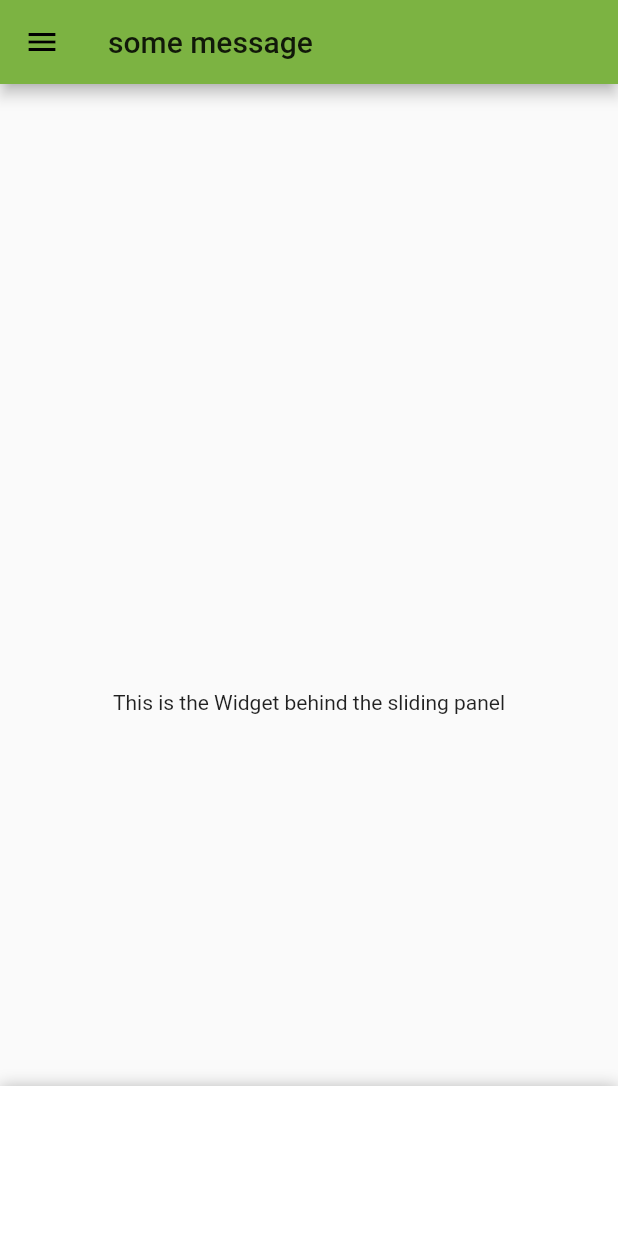
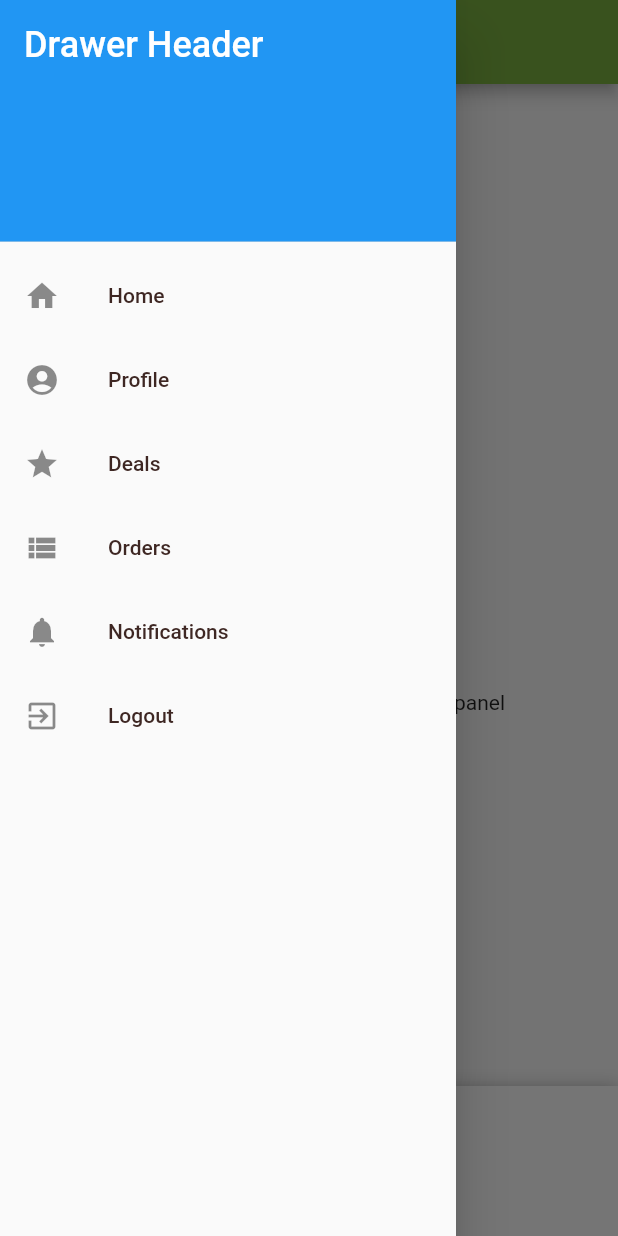
Before and after one commit to connorch/chow, a Flutter app: the screen it shows after launch, with the side drawer open (before the commit the screen has no drawer), on a phone screen of 412 x 824 dp. Run offline on Flutter 3.47's test engine with Material 2 defaults, Android fonts, the light colour scheme and no system bars; drawn by our look-alikes of sliding_up_panel.

Commit message:
add side drawer

```diff
--- a/lib/main.dart
+++ b/lib/main.dart
@@ -23,7 +23,7 @@ class MyApp extends StatelessWidget {
         // Notice that the counter didn't reset back to zero; the application
         // is not restarted.
 
-        //NOTE FROM CHEVLI - THESE COLORS ARE GOING TO CHANGE - HAVEN'T SPENT TIME SOLIDIFYING THE COLOR PALLETE
+        //NOTE FROM CHEVLI - THESE COLORS ARE GOING TO CHANGE - I HAVEN'T SPENT TIME SOLIDIFYING THE COLOR PALLETE
         primaryColor: Constants.CHOW_COLOR_GREEN,
         accentColor: Constants.CHOW_COLOR_DARK_BROWN,
         textTheme: TextTheme(bodyText1: TextStyle(color: Constants.CHOW_COLOR_DARK_BROWN)),
@@ -56,7 +56,8 @@ class MyHomePage extends StatefulWidget {
 }
 
 class _MyHomePageState extends State<MyHomePage> {
-  String _leftNavTab = "home";
+  String _selectedLeftDrawerTab = "home";
+  final GlobalKey<ScaffoldState> _scaffoldKey = new GlobalKey<ScaffoldState>();
 
   @override
   Widget build(BuildContext context) {
@@ -67,16 +68,66 @@ class _MyHomePageState extends State<MyHomePage> {
     // fast, so that you can just rebuild anything that needs updating rather
     // than having to individually change instances of widgets.
     return Scaffold(
+      key: _scaffoldKey,
       appBar: AppBar(
         // Here we take the value from the MyHomePage object that was created by
         // the App.build method, and use it to set our appbar title.
         title: Text(widget.title),
-        leading: Icon(
-          Icons.menu
+        leading: IconButton(
+          icon: Icon(Icons.menu),
+          tooltip: 'Open Menu',
+          onPressed: () {
+            _scaffoldKey.currentState.openDrawer();
+          }
         )
       ),
+      drawer: Drawer(
+        child: ListView(
+          padding: EdgeInsets.zero,
+          children: const <Widget>[
+            DrawerHeader(
+              decoration: BoxDecoration(
+                color: Colors.blue,
+              ),
+              child: Text(
+                'Drawer Header',
+                style: TextStyle(
+                  color: Colors.white,
+                  fontSize: 24,
+                ),
+              ),
+            ),
+            ListTile(
+              leading: Icon(Icons.home),
+              title: Text('Home'),
+            ),
+            ListTile(
+              leading: Icon(Icons.account_circle),
+              title: Text('Profile'),
+            ),
+            ListTile(
+              leading: Icon(Icons.grade),
+              title: Text('Deals'),
+            ),
+            ListTile(
+              leading: Icon(Icons.view_list),
+              title: Text('Orders'),
+            ),
+            ListTile(
+              leading: Icon(Icons.notifications),
+              title: Text('Notifications'),
+            ),
+            ListTile(
+              leading: Icon(Icons.exit_to_app),
+              title: Text('Logout'),
+            ),
+          ],
+        ),
+      ),
       body:
-          _leftNavTab == "home" ?
+          // Conditionally render the selected tab on the left page.  Defaults to the home page (with the map).
+          // Probably make this a switch when we add more pages.
+          _selectedLeftDrawerTab == "home" ?
             SlidingUpPanel(
               panel: Center(
                 child: Text("This is the sliding Widget"),
```
